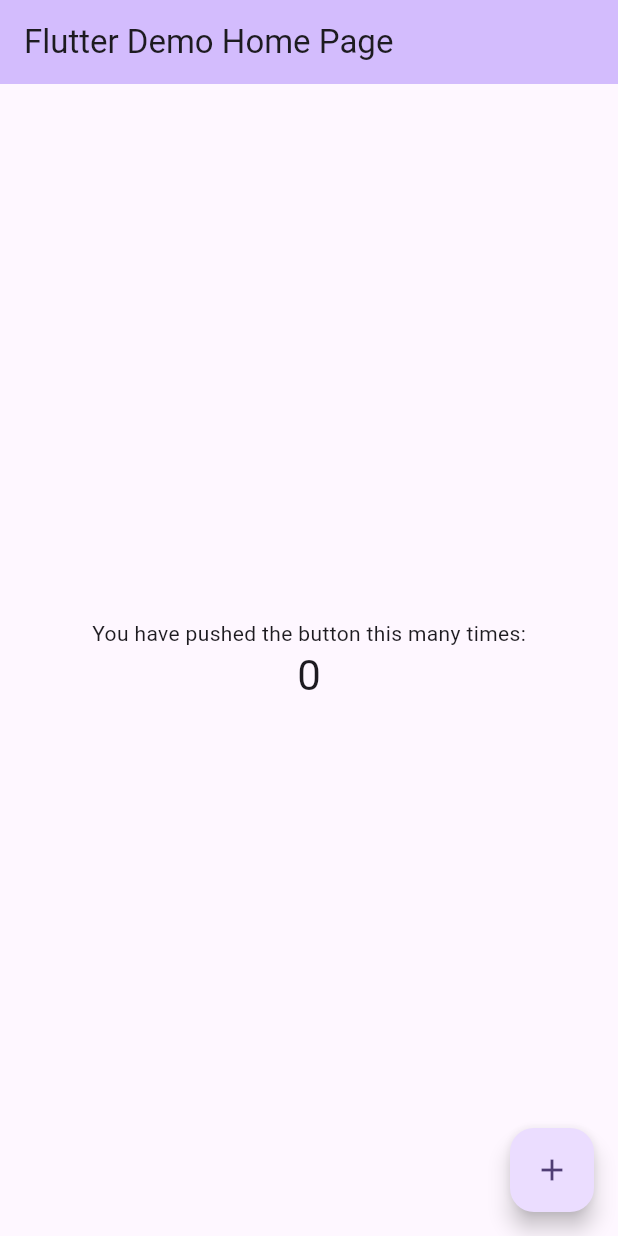
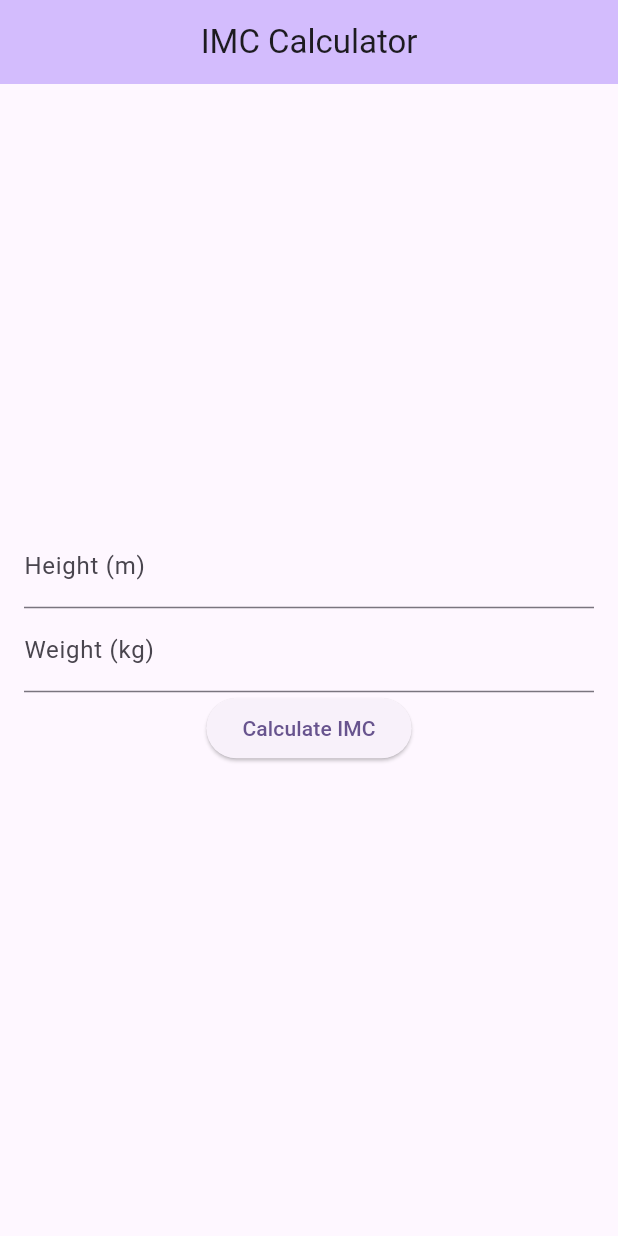
Before and after one commit to itajacybsd/viewmodel, a Flutter app: the screen it shows after launch, on a phone screen of 412 x 824 dp. Run offline on Flutter 3.47's test engine with Material 3 defaults, Android fonts, the phone set to English and light mode, and no system bars.

Commit message:
IMC Calculator funcionando da forma mais simples

```diff
--- a/lib/main.dart
+++ b/lib/main.dart
@@ -3,14 +3,11 @@
 import 'package:flutter/material.dart';
 
 void main() {
-  //! o runZonedGuarded é usado para capturar erros que ocorrem dentro do aplicativo, de forma global.
-  //! Isso é útil para registrar erros, enviar relatórios de falhas ou exibir mensagens de erro personalizadas.
   runZonedGuarded(
     () {
       runApp(const MyApp());
     },
     (error, stackTrace) {
-      // Handle the error here
       print('Erro: $error');
       print('Stack trace: $stackTrace');
     },
@@ -20,27 +17,11 @@
 class MyApp extends StatelessWidget {
   const MyApp({super.key});
 
-  // This widget is the root of your application.
   @override
   Widget build(BuildContext context) {
     return MaterialApp(
       title: 'Flutter Demo',
       theme: ThemeData(
-        // This is the theme of your application.
-        //
-        // TRY THIS: Try running your application with "flutter run". You'll see
-        // the application has a purple toolbar. Then, without quitting the app,
-        // try changing the seedColor in the colorScheme below to Colors.green
-        // and then invoke "hot reload" (save your changes or press the "hot
-        // reload" button in a Flutter-supported IDE, or press "r" if you used
-        // the command line to start the app).
-        //
-        // Notice that the counter didn't reset back to zero; the application
-        // state is not lost during the reload. To reset the state, use hot
-        // restart instead.
-        //
-        // This works for code too, not just values: Most code changes can be
-        // tested with just a hot reload.
         colorScheme: ColorScheme.fromSeed(seedColor: Colors.deepPurple),
       ),
       home: const MyHomePage(title: 'Flutter Demo Home Page'),
@@ -51,15 +32,6 @@
 class MyHomePage extends StatefulWidget {
   const MyHomePage({super.key, required this.title});
 
-  // This widget is the home page of your application. It is stateful, meaning
-  // that it has a State object (defined below) that contains fields that affect
-  // how it looks.
-
-  // This class is the configuration for the state. It holds the values (in this
-  // case the title) provided by the parent (in this case the App widget) and
-  // used by the build method of the State. Fields in a Widget subclass are
-  // always marked "final".
-
   final String title;
 
   @override
@@ -67,69 +39,64 @@
 }
 
 class _MyHomePageState extends State<MyHomePage> {
-  int _counter = 0;
+  //representação da regra de negócio
+  var height = 0.0;
+  var weight = 0.0;
 
-  void _incrementCounter() {
-    setState(() {
-      // This call to setState tells the Flutter framework that something has
-      // changed in this State, which causes it to rerun the build method below
-      // so that the display can reflect the updated values. If we changed
-      // _counter without calling setState(), then the build method would not be
-      // called again, and so nothing would appear to happen.
-      _counter++;
-    });
+  //representação do estado
+
+  var result = '';
+
+  // representação da ação / regra de negócio da aplicação
+  void calcularIMC() {
+    if (height > 0) {
+      final imc = weight / (height * height);
+      setState(() {
+        result = 'IMC: ${imc.toStringAsFixed(2)}';
+      });
+    } else {
+      setState(() {
+        result = 'A altura não pode ser zero!';
+      });
+    }
   }
 
   @override
   Widget build(BuildContext context) {
-    // This method is rerun every time setState is called, for instance as done
-    // by the _incrementCounter method above.
-    //
-    // The Flutter framework has been optimized to make rerunning build methods
-    // fast, so that you can just rebuild anything that needs updating rather
-    // than having to individually change instances of widgets.
     return Scaffold(
       appBar: AppBar(
-        // TRY THIS: Try changing the color here to a specific color (to
-        // Colors.amber, perhaps?) and trigger a hot reload to see the AppBar
-        // change color while the other colors stay the same.
         backgroundColor: Theme.of(context).colorScheme.inversePrimary,
-        // Here we take the value from the MyHomePage object that was created by
-        // the App.build method, and use it to set our appbar title.
-        title: Text(widget.title),
+
+        title: Text('IMC Calculator'),
+        centerTitle: true,
       ),
-      body: Center(
-        // Center is a layout widget. It takes a single child and positions it
-        // in the middle of the parent.
+      body: Padding(
+        padding: const EdgeInsets.all(16.0),
         child: Column(
-          // Column is also a layout widget. It takes a list of children and
-          // arranges them vertically. By default, it sizes itself to fit its
-          // children horizontally, and tries to be as tall as its parent.
-          //
-          // Column has various properties to control how it sizes itself and
-          // how it positions its children. Here we use mainAxisAlignment to
-          // center the children vertically; the main axis here is the vertical
-          // axis because Columns are vertical (the cross axis would be
-          // horizontal).
-          //
-          // TRY THIS: Invoke "debug painting" (choose the "Toggle Debug Paint"
-          // action in the IDE, or press "p" in the console), to see the
-          // wireframe for each widget.
           mainAxisAlignment: MainAxisAlignment.center,
-          children: <Widget>[
-            const Text('You have pushed the button this many times:'),
-            Text(
-              '$_counter',
-              style: Theme.of(context).textTheme.headlineMedium,
+          children: [
+            TextField(
+              decoration: const InputDecoration(labelText: 'Height (m)'),
+              keyboardType: TextInputType.number,
+              onChanged: (value) {
+                height = double.tryParse(value) ?? 0.0;
+              },
             ),
+            TextField(
+              decoration: const InputDecoration(labelText: 'Weight (kg)'),
+              keyboardType: TextInputType.number,
+              onChanged: (value) {
+                weight = double.tryParse(value) ?? 0.0;
+              },
+            ),
+            ElevatedButton(
+              onPressed: calcularIMC,
+              child: const Text('Calculate IMC'),
+            ),
+            Text(result),
           ],
         ),
       ),
-      floatingActionButton: FloatingActionButton(
-        onPressed: _incrementCounter,
-        tooltip: 'Increment',
-        child: const Icon(Icons.add),
-      ), // This trailing comma makes auto-formatting nicer for build methods.
     );
   }
 }
```
